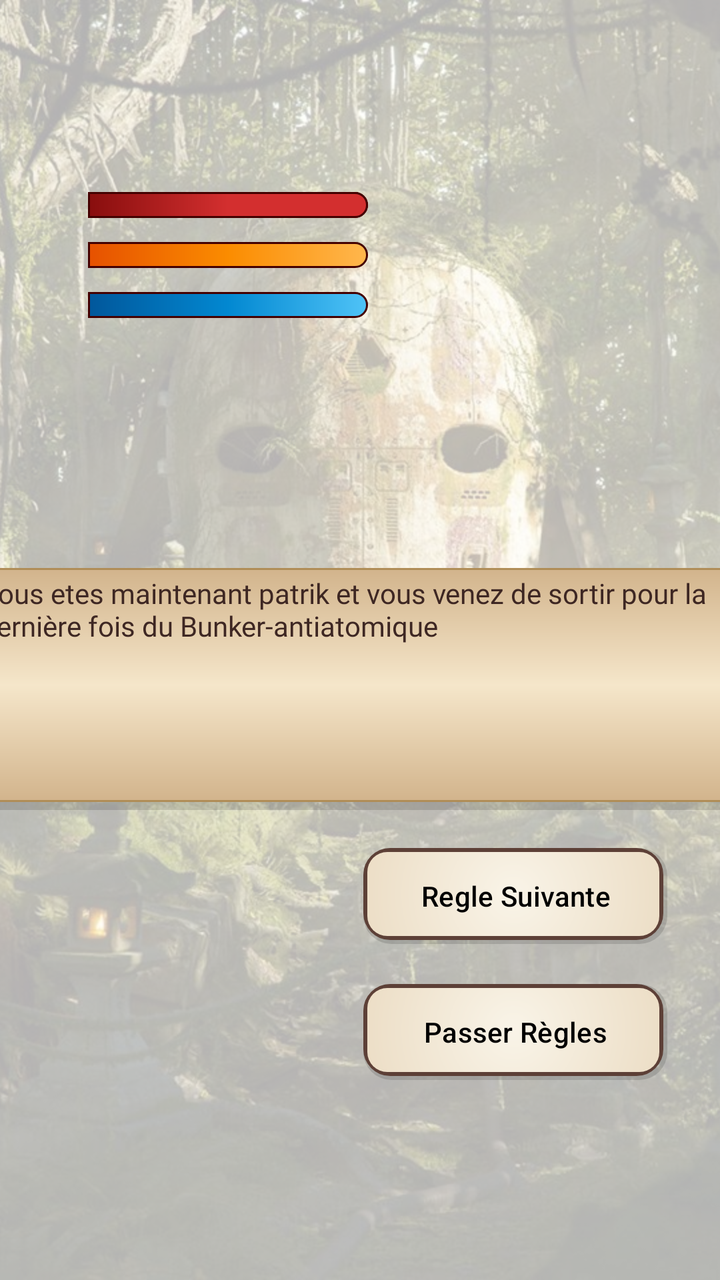
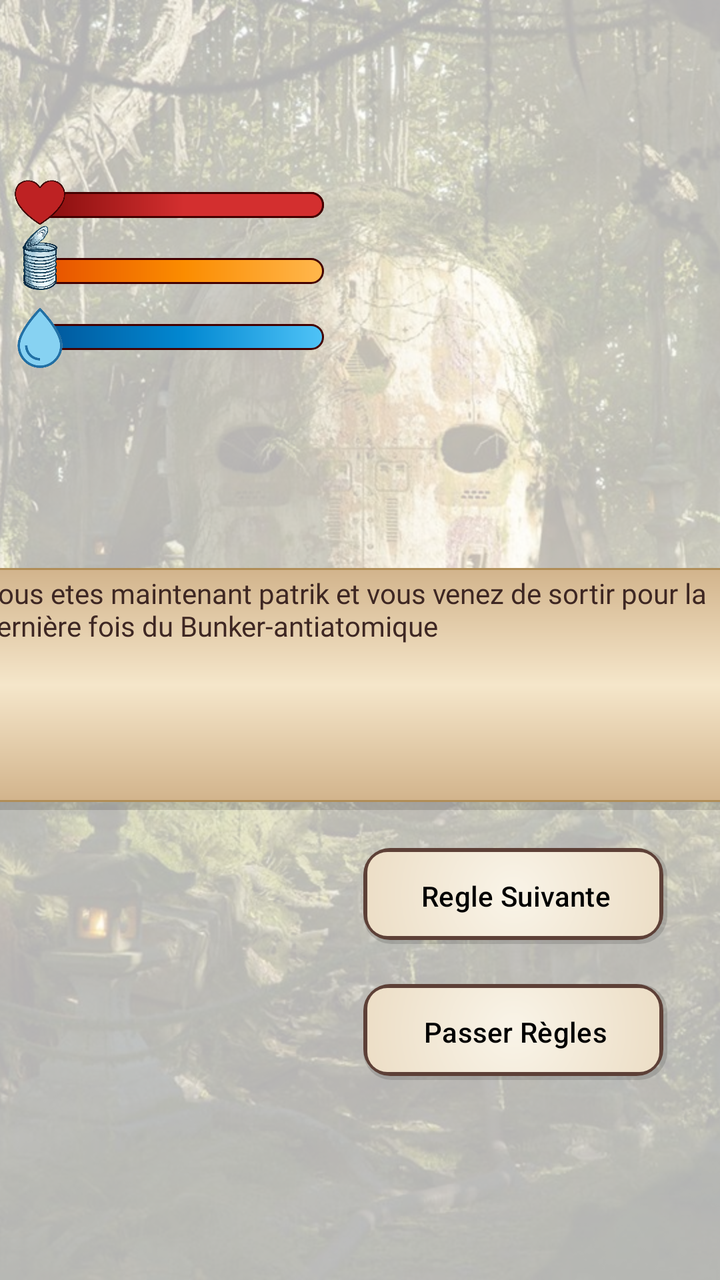

Screens rendered from an Android XML layout before and after an edit, with the pre-edit source and the edit as a unified diff.
<!-- AndroidManifest.xml: application theme Theme.Apocalypse -->
<!-- res/layout/activity_intro_game_view.xml -->
<?xml version="1.0" encoding="utf-8"?>
<androidx.constraintlayout.widget.ConstraintLayout xmlns:android="http://schemas.android.com/apk/res/android"
    xmlns:app="http://schemas.android.com/apk/res-auto"
    xmlns:tools="http://schemas.android.com/tools"
    android:id="@+id/main"
    android:layout_width="match_parent"
    android:layout_height="match_parent"
    tools:context=".IntroGameView">


    <ImageView
        android:id="@+id/bgImage"
        android:layout_width="0dp"
        android:layout_height="0dp"
        android:src="@drawable/background_menu"
        android:scaleType="centerCrop"
        app:layout_constraintTop_toTopOf="parent"
        app:layout_constraintBottom_toBottomOf="parent"
        app:layout_constraintStart_toStartOf="parent"
        app:layout_constraintEnd_toEndOf="parent" />

    <View
        android:id="@+id/whiteOverlay"
        android:layout_width="0dp"
        android:layout_height="0dp"
        android:background="#B3FFFFFF"
        app:layout_constraintBottom_toBottomOf="parent"
        app:layout_constraintEnd_toEndOf="parent"
        app:layout_constraintHorizontal_bias="0.0"
        app:layout_constraintStart_toStartOf="parent"
        app:layout_constraintTop_toTopOf="parent"
        app:layout_constraintVertical_bias="1.0" />

    <Button
        android:id="@+id/buttonPasserRegles"
        android:layout_width="152dp"
        android:layout_height="48dp"
        android:layout_marginTop="20dp"
        android:background="@drawable/paper_background"
        android:text="Passer Règles"
        android:textColor="#000000"
        android:visibility="visible"
        app:backgroundTint="@null"
        app:layout_constraintEnd_toEndOf="@+id/buttonRegleSuivante"
        app:layout_constraintStart_toStartOf="@+id/buttonRegleSuivante"
        app:layout_constraintTop_toBottomOf="@+id/buttonRegleSuivante" />

    <Button
        android:id="@+id/buttonRegleSuivante"
        android:layout_width="152dp"
        android:layout_height="48dp"
        android:layout_marginBottom="168dp"
        android:background="@drawable/paper_background"
        android:text="Regle Suivante"
        android:textColor="#000000"
        app:backgroundTint="@null"
        app:layout_constraintBottom_toBottomOf="parent"
        app:layout_constraintEnd_toEndOf="parent"
        app:layout_constraintHorizontal_bias="0.873"
        app:layout_constraintStart_toStartOf="parent" />

    <TextView
        android:id="@+id/textView3"
        android:layout_width="386dp"
        android:layout_height="121dp"
        android:layout_marginLeft="24dp"
        android:layout_marginTop="284dp"
        android:layout_marginRight="24dp"
        android:background="@drawable/parchemin"
        android:fontFamily="@font/crimson_text"
        android:padding="3dp"
        android:text="Vous etes maintenant patrik et vous venez de sortir pour la dernière fois du Bunker-antiatomique  "
        android:textColor="#3E2723"
        app:layout_constraintEnd_toEndOf="parent"
        app:layout_constraintStart_toStartOf="parent"
        app:layout_constraintTop_toTopOf="@+id/bgImage" />

    <ProgressBar
        android:id="@+id/progressBarSatiete"
        style="?android:attr/progressBarStyleHorizontal"
        android:layout_width="140dp"
        android:layout_height="13dp"
        android:layout_marginStart="44dp"
        android:layout_marginTop="12dp"
        android:max="120"
        android:min="0"
        android:progress="120"
        android:progressDrawable="@drawable/progress_satiete"
        app:layout_constraintStart_toStartOf="parent"
        app:layout_constraintTop_toBottomOf="@+id/progressBarVie" />

    <ProgressBar
        android:id="@+id/progressBarHydra"
        style="?android:attr/progressBarStyleHorizontal"
        android:layout_width="140dp"
        android:layout_height="13dp"
        android:layout_marginStart="44dp"
        android:layout_marginTop="12dp"
        android:max="120"
        android:min="0"
        android:progress="120"
        android:progressDrawable="@drawable/progress_hydra"
        app:layout_constraintStart_toStartOf="parent"
        app:layout_constraintTop_toBottomOf="@+id/progressBarSatiete" />

    <ProgressBar
        android:id="@+id/progressBarVie"
        style="?android:attr/progressBarStyleHorizontal"
        android:layout_width="140dp"
        android:layout_height="13dp"
        android:layout_marginStart="44dp"
        android:layout_marginTop="96dp"
        android:background="@drawable/progress_background"
        android:max="120"
        android:min="0"
        android:progress="120"
        android:progressDrawable="@drawable/progress_vie"
        app:layout_constraintStart_toStartOf="parent"
        app:layout_constraintTop_toTopOf="parent" />


</androidx.constraintlayout.widget.ConstraintLayout>
<!-- resources referenced by this layout -->
<resources>
  <!-- drawable progress_background (drawable) -->
  <layer-list xmlns:android="http://schemas.android.com/apk/res/android">
      <item>
          <shape android:shape="rectangle">
              <solid android:color="#F5F5F5" /> 
              <stroke
                  android:width="1.5dp"
                  android:color="#440000" /> 
              <corners
                  android:bottomLeftRadius="0dp"
                  android:topLeftRadius="0dp"
                  android:bottomRightRadius="6dp"
                  android:topRightRadius="6dp" />
          </shape>
      </item>
  </layer-list>
  <!-- drawable progress_hydra (drawable) -->
  <layer-list xmlns:android="http://schemas.android.com/apk/res/android">
      <item>
          <clip>
              <shape>
                  <corners
                      android:bottomLeftRadius="0dp"
                      android:topLeftRadius="0dp"
                      android:bottomRightRadius="6dp"
                      android:topRightRadius="6dp" />
                  <gradient
                      android:angle="0"
                      android:startColor="#01579B"
                      android:centerColor="#0288D1"
                      android:endColor="#4FC3F7"
                      android:type="linear" />
                  <stroke android:width="1dp" android:color="#440000" />
              </shape>
          </clip>
      </item>
  </layer-list>
  <!-- drawable progress_satiete (drawable) -->
  <layer-list xmlns:android="http://schemas.android.com/apk/res/android">
      <item>
          <clip>
              <shape>
                  <corners
                      android:bottomLeftRadius="0dp"
                      android:topLeftRadius="0dp"
                      android:bottomRightRadius="6dp"
                      android:topRightRadius="6dp" />
                  <gradient
                      android:angle="0"
                      android:startColor="#E65100"
                      android:centerColor="#FB8C00"
                      android:endColor="#FFB74D"
                      android:type="linear" />
                  <stroke android:width="1dp" android:color="#440000" />
              </shape>
          </clip>
      </item>
  </layer-list>
  <!-- drawable progress_vie (drawable) -->
  <layer-list xmlns:android="http://schemas.android.com/apk/res/android">
      <item>
          <clip>
              <shape>
                  <corners
                      android:bottomLeftRadius="0dp"
                      android:topLeftRadius="0dp"
                      android:bottomRightRadius="6dp"
                      android:topRightRadius="6dp" />
                  <gradient
                      android:angle="0"
                      android:startColor="#880E0E"
                      android:centerColor="#D32F2F"
                      android:endColor="#D32F2F"
                      android:type="linear" />
                  <stroke android:width="1dp" android:color="#440000" />
              </shape>
          </clip>
      </item>
  </layer-list>
  <style name="Theme.Apocalypse" parent="Base.Theme.Apocalypse" />
  <style name="Base.Theme.Apocalypse" parent="Theme.Material3.DayNight.NoActionBar">
          
          
      </style>
  <!-- unchanged entries left out for length: 3 -->
</resources>

<!-- the commit's change to res/layout/activity_intro_game_view.xml (unified diff, before → after) -->
@@ -80,8 +80,8 @@
         style="?android:attr/progressBarStyleHorizontal"
         android:layout_width="140dp"
         android:layout_height="13dp"
-        android:layout_marginStart="44dp"
-        android:layout_marginTop="12dp"
+        android:layout_marginStart="22dp"
+        android:layout_marginTop="20dp"
         android:max="120"
         android:min="0"
         android:progress="120"
@@ -94,8 +94,8 @@
         style="?android:attr/progressBarStyleHorizontal"
         android:layout_width="140dp"
         android:layout_height="13dp"
-        android:layout_marginStart="44dp"
-        android:layout_marginTop="12dp"
+        android:layout_marginStart="22dp"
+        android:layout_marginTop="20dp"
         android:max="120"
         android:min="0"
         android:progress="120"
@@ -108,7 +108,7 @@
         style="?android:attr/progressBarStyleHorizontal"
         android:layout_width="140dp"
         android:layout_height="13dp"
-        android:layout_marginStart="44dp"
+        android:layout_marginStart="22dp"
         android:layout_marginTop="96dp"
         android:background="@drawable/progress_background"
         android:max="120"
@@ -118,5 +118,32 @@
         app:layout_constraintStart_toStartOf="parent"
         app:layout_constraintTop_toTopOf="parent" />
 
+    <ImageView
+        android:id="@+id/imageView2"
+        android:layout_width="40dp"
+        android:layout_height="40dp"
+        android:layout_marginTop="80dp"
+        app:layout_constraintStart_toStartOf="parent"
+        app:layout_constraintTop_toTopOf="parent"
+        app:srcCompat="@drawable/coeur" />
+
+    <ImageView
+        android:id="@+id/imageView"
+        android:layout_width="30dp"
+        android:layout_height="30dp"
+        android:layout_marginStart="5dp"
+        android:layout_marginTop="12dp"
+        app:layout_constraintStart_toStartOf="parent"
+        app:layout_constraintTop_toBottomOf="@+id/progressBarSatiete"
+        app:srcCompat="@drawable/goutte" />
+
+    <ImageView
+        android:id="@+id/imageView4"
+        android:layout_width="40dp"
+        android:layout_height="40dp"
+        app:layout_constraintStart_toStartOf="parent"
+        app:layout_constraintTop_toBottomOf="@+id/progressBarVie"
+        app:srcCompat="@drawable/conserve" />
+
 
 </androidx.constraintlayout.widget.ConstraintLayout>
<!-- resource entries referenced after the edit -->
@@ -1,5 +1,8 @@
 <!-- resources referenced by this layout -->
 <resources>
+  <!-- drawable coeur: png bitmap (drawable, 52184 bytes) -->
+  <!-- drawable conserve: png bitmap (drawable, 240982 bytes) -->
+  <!-- drawable goutte: png bitmap (drawable, 33737 bytes) -->
   <!-- drawable progress_background (drawable) -->
   <layer-list xmlns:android="http://schemas.android.com/apk/res/android">
       <item>
